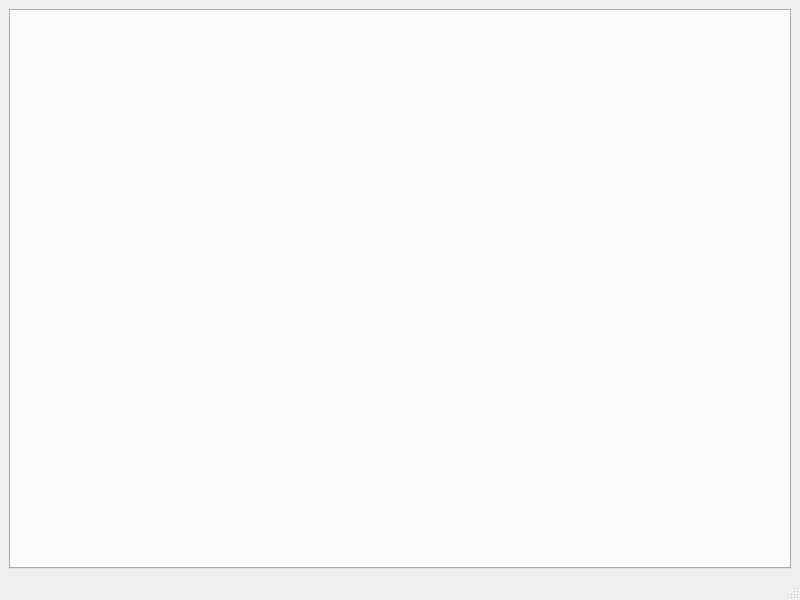
First picture: the form in mainwindow.ui, repository jaehyeonjeong/QtUpload, before the edit.
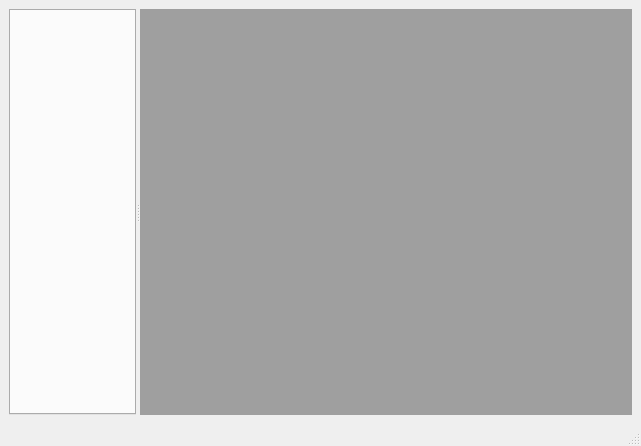
Second picture: the form after the edit.

Diff of the .ui file:
```diff
--- a/mainwindow.ui
+++ b/mainwindow.ui
@@ -6,8 +6,8 @@
    <rect>
     <x>0</x>
     <y>0</y>
-    <width>800</width>
-    <height>600</height>
+    <width>641</width>
+    <height>446</height>
    </rect>
   </property>
   <property name="windowTitle">
@@ -16,7 +16,13 @@
   <widget class="QWidget" name="centralwidget">
    <layout class="QHBoxLayout" name="horizontalLayout">
     <item>
-     <widget class="QTabWidget" name="tabWidget"/>
+     <widget class="QSplitter" name="splitter">
+      <property name="orientation">
+       <enum>Qt::Horizontal</enum>
+      </property>
+      <widget class="QTabWidget" name="tabWidget"/>
+      <widget class="QMdiArea" name="mdiArea"/>
+     </widget>
     </item>
    </layout>
   </widget>
```
Left out of the diff: 4 changed lines with no effect on the pictures.
